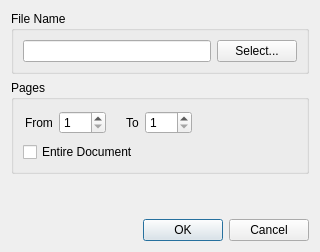
This is trunk/src/popplerdialog.ui in sibskull/yagf as Qt 5 draws it before an edit. The edited form follows.
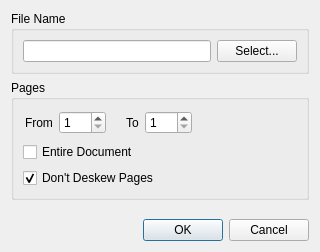
This is the edited form. Icons and pictures are not drawn.

```diff
--- a/trunk/src/popplerdialog.ui
+++ b/trunk/src/popplerdialog.ui
@@ -164,6 +164,16 @@
             </property>
            </widget>
           </item>
+          <item>
+           <widget class="QCheckBox" name="checkBox_2">
+            <property name="text">
+             <string>Don't Deskew Pages</string>
+            </property>
+            <property name="checked">
+             <bool>true</bool>
+            </property>
+           </widget>
+          </item>
          </layout>
         </item>
        </layout>
```
